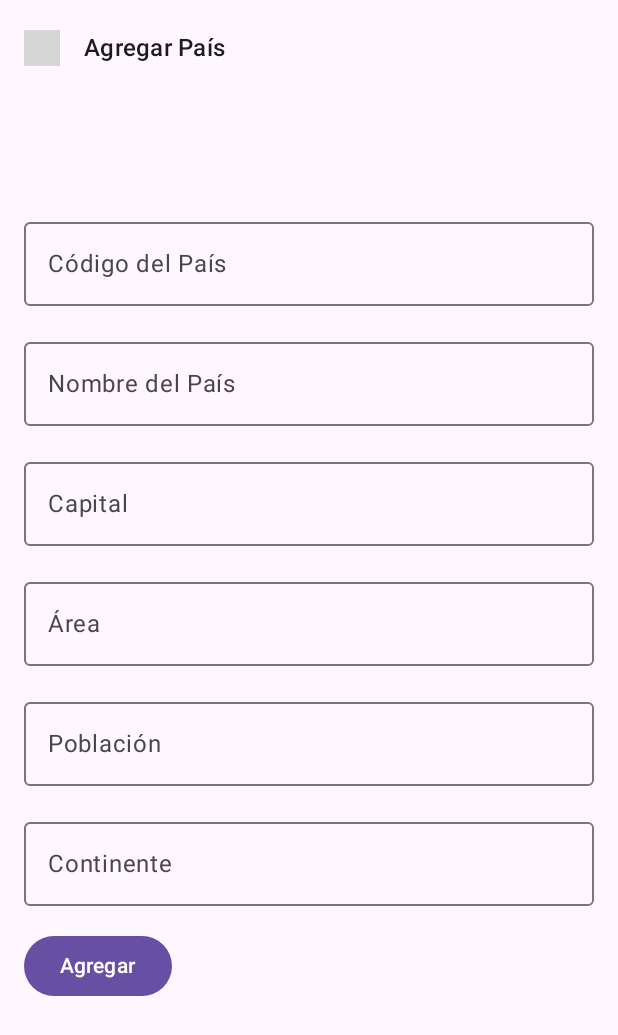
After one commit to patricksdx/ProyectoChura, an Android app built with Jetpack Compose: the composable AgregarPais shown on its own in the app's theme, on a phone screen of 412 x 824 dp. The commit adds this screen. Shown: the top 1035 px of the screen. Run offline under Robolectric (Android 15) with nearby library versions, the phone set to English and light mode, and no system bars; our stand-ins replace Volley; libraries missing offline, so code that uses them is left out: compose.icons, compose.icons.lineawesomeicons; 1 statement that could not run was skipped; grey boxes are pictures that could not be loaded.

Commit message:
Clase 21-10-24

```diff
--- a/app/src/main/java/com/sandur/proyectochura/utils/navegation/AppScreens.kt
+++ b/app/src/main/java/com/sandur/proyectochura/utils/navegation/AppScreens.kt
@@ -4,11 +4,12 @@ sealed class AppScreens(val route: String) {
     object MainScreen: AppScreens("main_screen")
     object PetCategory: AppScreens("pet_category")
     object Shop: AppScreens("shop")
-    object Buscar: AppScreens("insert")
+    object Paises: AppScreens("paises")
     object Profile: AppScreens("porfile")
 
     object Products : AppScreens("products/{idcategoria}/{nombrecategoria}") {
         fun createRoute(idcategoria: String, nombrecategoria: String) =
             "products/$idcategoria/$nombrecategoria"
     }
+    object AgregarPais: AppScreens("AgregarPais")
 }
--- /dev/null
+++ b/app/src/main/java/com/sandur/proyectochura/view/screens/paises/AgregarPais.kt
@@ -0,0 +1,189 @@
+package com.sandur.proyectochura.view.screens.paises
+
+import android.content.Context
+import android.util.Log
+import androidx.compose.foundation.layout.*
+import androidx.compose.foundation.text.KeyboardOptions
+import androidx.compose.material3.*
+import androidx.compose.runtime.*
+import androidx.compose.ui.Alignment
+import androidx.compose.ui.Modifier
+import androidx.compose.ui.platform.LocalContext
+import androidx.compose.ui.text.input.KeyboardType
+import androidx.compose.ui.text.input.TextFieldValue
+import androidx.compose.ui.unit.dp
+import androidx.navigation.NavHostController
+import com.android.volley.Request
+import com.android.volley.toolbox.StringRequest
+import com.android.volley.toolbox.Volley
+import com.sandur.proyectochura.ui.theme.ProyectoChuraTheme
+import compose.icons.LineAwesomeIcons
+import compose.icons.lineawesomeicons.ArrowLeftSolid
+
+@OptIn(ExperimentalMaterial3Api::class)
+@Composable
+fun AgregarPais(navController: NavHostController) {
+    ProyectoChuraTheme {
+        Scaffold(
+            topBar = {
+                TopAppBar(
+                    title = {
+                        Text(
+                            text = "Agregar País",
+                            style = MaterialTheme.typography.titleMedium,
+                            modifier = Modifier.padding(vertical = 12.dp)
+                        )
+                    },
+                    navigationIcon = {
+                        IconButton(onClick = { navController.navigateUp() }) {
+                            Icon(
+                                imageVector = LineAwesomeIcons.ArrowLeftSolid,
+                                modifier = Modifier.size(24.dp),
+                                contentDescription = "Left"
+                            )
+                        }
+                    }
+                )
+            },
+            bottomBar = { BottomAppBar {} }
+        ) { paddingValues ->
+            Column(
+                modifier = Modifier
+                    .fillMaxSize()
+                    .padding(paddingValues)
+                    .wrapContentHeight(Alignment.CenterVertically), // Center vertically
+                horizontalAlignment = Alignment.CenterHorizontally
+            ) {
+                BodyContent(navController)
+            }
+        }
+    }
+}
+
+@Composable
+private fun BodyContent(navController: NavHostController) {
+    var codpais by remember { mutableStateOf(TextFieldValue()) }
+    var pais by remember { mutableStateOf(TextFieldValue()) }
+    var capital by remember { mutableStateOf(TextFieldValue()) }
+    var area by remember { mutableStateOf(TextFieldValue()) }
+    var poblacion by remember { mutableStateOf(TextFieldValue()) }
+    var continente by remember { mutableStateOf(TextFieldValue()) }
+    var isSubmitting by remember { mutableStateOf(false) }
+    var errorMessage by remember { mutableStateOf("") }
+
+    // Get the context here
+    val context = LocalContext.current
+
+    Column(
+        modifier = Modifier
+            .fillMaxWidth()
+            .padding(16.dp),
+        horizontalAlignment = Alignment.CenterHorizontally,
+        verticalArrangement = Arrangement.spacedBy(16.dp)
+    ) {
+        OutlinedTextField(
+            value = codpais,
+            onValueChange = { codpais = it },
+            label = { Text("Código del País") },
+            modifier = Modifier.fillMaxWidth()
+        )
+        OutlinedTextField(
+            value = pais,
+            onValueChange = { pais = it },
+            label = { Text("Nombre del País") },
+            modifier = Modifier.fillMaxWidth()
+        )
+        OutlinedTextField(
+            value = capital,
+            onValueChange = { capital = it },
+            label = { Text("Capital") },
+            modifier = Modifier.fillMaxWidth()
+        )
+        OutlinedTextField(
+            value = area,
+            onValueChange = { area = it },
+            label = { Text("Área") },
+            modifier = Modifier.fillMaxWidth(),
+            keyboardOptions = KeyboardOptions(keyboardType = KeyboardType.Number)
+        )
+        OutlinedTextField(
+            value = poblacion,
+            onValueChange = { poblacion = it },
+            label = { Text("Población") },
+            modifier = Modifier.fillMaxWidth(),
+            keyboardOptions = KeyboardOptions(keyboardType = KeyboardType.Number)
+        )
+        OutlinedTextField(
+            value = continente,
+            onValueChange = { continente = it },
+            label = { Text("Continente") },
+            modifier = Modifier.fillMaxWidth()
+        )
+
+        // Show error message if any
+        if (errorMessage.isNotEmpty()) {
+            Text(
+                text = errorMessage,
+                color = MaterialTheme.colorScheme.error,
+                modifier = Modifier.padding(vertical = 8.dp)
+            )
+        }
+
+        Button(
+            onClick = {
+                // Validar entradas
+                if (codpais.text.isEmpty() || pais.text.isEmpty() || capital.text.isEmpty() ||
+                    area.text.isEmpty() || poblacion.text.isEmpty() || continente.text.isEmpty()) {
+                    errorMessage = "Por favor, completa todos los campos."
+                    isSubmitting = false
+
+                } else {
+                    errorMessage = "" // Limpiar el mensaje de error
+                    isSubmitting = true
+                    insertPais(context, navController, codpais.text, pais.text, capital.text, area.text, poblacion.text, continente.text) { success ->
+                        isSubmitting = false
+                        if (success) {
+                            navController.navigate("Paises")
+                        }
+                    }
+                }
+            },
+            modifier = Modifier.align(Alignment.Start)
+        ) {
+            Text("Agregar")
+        }
+        if (isSubmitting) {
+            CircularProgressIndicator()
+        }
+    }
+}
+
+private fun insertPais(context: Context, navController: NavHostController, codpais: String, pais: String, capital: String, area: String, poblacion: String, continente: String, onComplete: (Boolean) -> Unit) {
+    Log.d("VOLLEY", "$codpais - $pais - $capital - $area - $poblacion - $continente")
+    val queue = Volley.newRequestQueue(context)
+    val url = "https://servicios.campus.pe/paisesinsert.php"
+
+    val stringRequest = object : StringRequest(
+        Request.Method.POST, url,
+        { response ->
+            Log.d("VOLLEY", response)
+            onComplete(true)
+        },
+        { error ->
+            Log.e("VOLLEY", "Error occurred: ${error.message}", error)
+            onComplete(false)
+        }
+    ) {
+        override fun getParams(): MutableMap<String, String> {
+            return hashMapOf(
+                "codpais" to codpais,
+                "pais" to pais,
+                "capital" to capital,
+                "area" to area,
+                "poblacion" to poblacion,
+                "continente" to continente,
+            )
+        }
+    }
+    queue.add(stringRequest)
+}
```
Also changed, not shown: app/src/main/java/com/sandur/proyectochura/model/Pais.kt (added, +11 -0 lines), app/src/main/java/com/sandur/proyectochura/utils/navegation/AppNavegation.kt (+6 -3 lines), app/src/main/java/com/sandur/proyectochura/view/components/DrawPais.kt (added, +27 -0 lines), app/src/main/java/com/sandur/proyectochura/view/components/ScalffoldGeneral.kt (+5 -5 lines), app/src/main/java/com/sandur/proyectochura/view/screens/paises/Paises.kt (added, +175 -0 lines).
